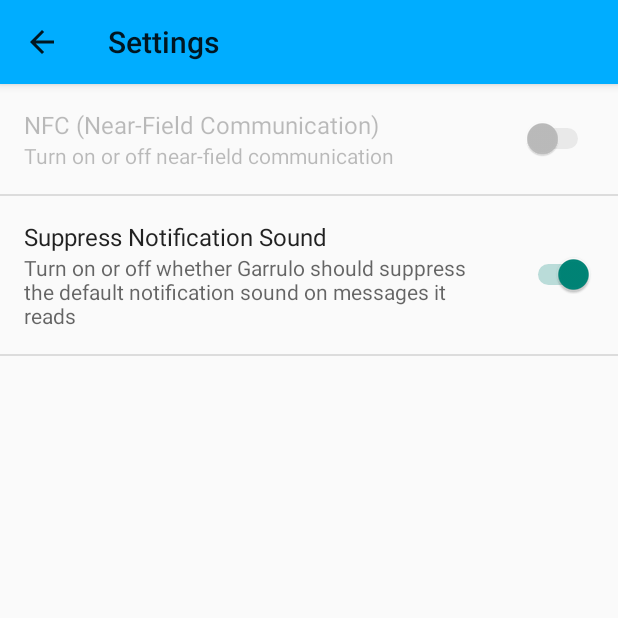
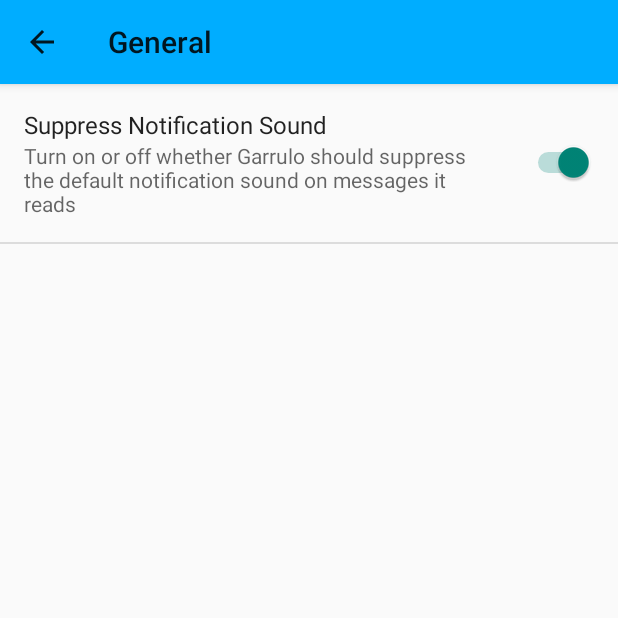
Before and after one commit to glasstowerstudios/garrulo, an Android app: the SettingsActivity screen opened directly, with no data from a screen before it, after a tap on "Suppress Notification Sound", on a phone screen of 412 x 824 dp, the top half of it. Run offline under Robolectric (Android 15) with nearby library versions, the phone set to English and light mode, and no system bars; 1 other tap on this screen came first.

Commit message:
(#5): Make SettingsActivity utilize PreferenceFragments for extensibility.

```diff
--- a/Garrulo/src/main/java/com/glasstowerstudios/garrulo/ui/SettingsActivity.java
+++ b/Garrulo/src/main/java/com/glasstowerstudios/garrulo/ui/SettingsActivity.java
@@ -6,8 +6,6 @@ import android.content.DialogInterface;
 import android.content.Intent;
 import android.content.res.Configuration;
 import android.content.res.Resources;
-import android.nfc.NfcAdapter;
-import android.nfc.NfcManager;
 import android.os.Build;
 import android.os.Bundle;
 import android.preference.Preference;
@@ -15,16 +13,18 @@ import android.preference.PreferenceActivity;
 import android.preference.PreferenceFragment;
 import android.preference.SwitchPreference;
 import android.provider.Settings;
-import android.support.v4.app.NavUtils;
-import android.util.AttributeSet;
 import android.util.Log;
+import android.view.LayoutInflater;
 import android.view.MenuItem;
 import android.view.View;
+import android.view.ViewGroup;
 import android.widget.Toast;
 
 import com.glasstowerstudios.garrulo.R;
 import com.glasstowerstudios.garrulo.app.GarruloApplication;
 import com.glasstowerstudios.garrulo.pref.GarruloPreferences;
+
+import java.util.List;
 
 /**
  * A {@link PreferenceActivity} that presents a set of application settings. On
@@ -40,70 +40,6 @@ import com.glasstowerstudios.garrulo.pref.GarruloPreferences;
 public class SettingsActivity extends PreferenceActivity {
     private static final String LOGTAG = SettingsActivity.class.getSimpleName();
 
-    // We store a reference to the NFC preference so we can switch it off again if the user doesn't
-    // enable NFC.
-    private SwitchPreference mNFCPreference;
-
-    private Preference.OnPreferenceChangeListener mCheckSystemSettingsListener =
-            new Preference.OnPreferenceChangeListener() {
-
-                @Override
-                public boolean onPreferenceChange(Preference aPref, Object aNewValue) {
-                    String key = aPref.getKey();
-                    if (key.equals(getResources().getString(R.string.pref_key_nfc_onoff))) {
-                        Boolean value = (Boolean) aNewValue;
-
-                        // If we're enabling NFC, then let's check to make sure it can be enabled.
-                        if (value.booleanValue()) {
-                            SwitchPreference switchPref = (SwitchPreference) aPref;
-                            if (switchPref.getKey().equals(GarruloApplication.getInstance().getResources().getString(R.string.pref_key_nfc_onoff))) {
-                                if (switchPref.isEnabled()) {
-                                    // Verify NFC is enabled in the System Settings
-                                    Context appContext = GarruloApplication.getInstance();
-                                    Resources appResources = appContext.getResources();
-                                    if (!isNFCEnabled()) {
-                                        // NFC is available but not enabled on this device.
-                                        DialogInterface.OnClickListener listener = new DialogInterface.OnClickListener() {
-                                            @Override
-                                            public void onClick(DialogInterface aDialog, int aWhich) {
-                                                if (aWhich == DialogInterface.BUTTON_NEGATIVE) {
-                                                    mNFCPreference.setChecked(false);
-                                                } else {
-                                                    Intent settingsIntent = new Intent(Settings.ACTION_NFC_SETTINGS);
-                                                    SettingsActivity.this.startActivity(settingsIntent);
-                                                }
-
-                                                aDialog.dismiss();
-                                            }
-                                        };
-
-                                        AlertDialog.Builder dialogBuilder = new AlertDialog.Builder(SettingsActivity.this);
-                                        dialogBuilder.setTitle(appResources.getString(R.string.pref_nfc_settings_alert_title));
-                                        dialogBuilder.setMessage(appResources.getString(R.string.pref_nfc_settings_alert_message));
-                                        dialogBuilder.setNegativeButton(R.string.pref_nfc_settings_negative, listener);
-                                        dialogBuilder.setPositiveButton(R.string.pref_nfc_settings_positive, listener);
-                                        AlertDialog dialog = dialogBuilder.create();
-                                        dialog.show();
-                                    }
-                                }
-                            }
-                        }
-                    } else if (key.equals(getResources().getString(R.string.pref_key_suppress_notification_sound))) {
-                        SwitchPreference suppressPref = (SwitchPreference) aPref;
-                        GarruloPreferences allPrefs = GarruloPreferences.getPreferences();
-                        if (suppressPref.isChecked() != allPrefs.isSuppressDefaultNotificationSound()) {
-                            GarruloApplication app = GarruloApplication.getInstance();
-                            if (suppressPref.isChecked()) {
-                                app.suppressNotifications();
-                            } else {
-                                app.unsuppressNotifications();
-                            }
-                        }
-                    }
-
-                    return true;
-                }
-            };
     /**
      * Determines whether to always show the simplified settings UI, where
      * settings are presented in a single list. When false, settings are shown
@@ -120,29 +56,16 @@ public class SettingsActivity extends PreferenceActivity {
     @Override
     protected void onResume() {
         super.onResume();
-
-        // Check if NFC is enabled
-        if (!isNFCEnabled() && mNFCPreference.isChecked()) {
-            mNFCPreference.setChecked(false);
-        }
     }
 
     @Override
     public boolean onOptionsItemSelected(MenuItem item) {
         int id = item.getItemId();
         if (id == android.R.id.home) {
-            // This ID represents the Home or Up button. In the case of this
-            // activity, the Up button is shown. Use NavUtils to allow users
-            // to navigate up one level in the application structure. For
-            // more details, see the Navigation pattern on Android Design:
-            //
-            // http://developer.android.com/design/patterns/navigation.html#up-vs-back
-            //
-            // TODO: If Settings has multiple levels, Up should navigate up
-            // that hierarchy.
-            NavUtils.navigateUpFromSameTask(this);
+            onBackPressed();
             return true;
         }
+
         return super.onOptionsItemSelected(item);
     }
 
@@ -157,9 +80,11 @@ public class SettingsActivity extends PreferenceActivity {
      * Shows the simplified settings UI if the device configuration if the
      * device configuration dictates that a simplified, single-pane UI should be
      * shown.
+     *
+     * TODO: If we ever decide to support API <= 11, we will need to do something like this.
      */
     private void setupSimplePreferencesScreen() {
-        if (!isSimplePreferences(this)) {
+        if (!isSimplePreferences()) {
             return;
         }
 
@@ -168,15 +93,7 @@ public class SettingsActivity extends PreferenceActivity {
 
         // Add 'general' preferences.
         addPreferencesFromResource(R.xml.pref_general);
-
-        mNFCPreference = (SwitchPreference)findPreference(getResources().getString(R.string.pref_key_nfc_onoff));
-        mNFCPreference.setOnPreferenceChangeListener(mCheckSystemSettingsListener);
-        if (!isNFCAvailable()) {
-            mNFCPreference.setEnabled(false);
-            // NFC is not available on this device.
-            Log.e(LOGTAG, "Unable to enable NFC adapter - hardware unavailable");
-            Toast.makeText(this, getResources().getString(R.string.pref_nfc_not_available), Toast.LENGTH_LONG).show();
-        }
+        addPreferencesFromResource(R.xml.pref_communication);
     }
 
     /**
@@ -184,7 +101,18 @@ public class SettingsActivity extends PreferenceActivity {
      */
     @Override
     public boolean onIsMultiPane() {
-        return isXLargeTablet(this) && !isSimplePreferences(this);
+        return isXLargeTablet(this) && !isSimplePreferences();
+    }
+
+    @Override
+    public void onBuildHeaders(List<Header> target) {
+        loadHeadersFromResource(R.xml.pref_headers, target);
+    }
+
+    @Override
+    public boolean isValidFragment(String aFragmentName) {
+        return GeneralPreferenceFragment.class.getName().equals(aFragmentName)
+               || CommunicationPreferenceFragment.class.getName().equals(aFragmentName);
     }
 
     /**
@@ -199,43 +127,12 @@ public class SettingsActivity extends PreferenceActivity {
     /**
      * Determines whether the simplified settings UI should be shown. This is
      * true if this is forced via {@link #ALWAYS_SIMPLE_PREFS}, or the device
-     * doesn't have newer APIs like {@link PreferenceFragment}, or the device
-     * doesn't have an extra-large screen. In these cases, a single-pane
+     * doesn't have newer APIs like {@link PreferenceFragment}. In these cases, a single-pane
      * "simplified" settings UI should be shown.
      */
-    private static boolean isSimplePreferences(Context context) {
+    private static boolean isSimplePreferences() {
         return ALWAYS_SIMPLE_PREFS
-                || Build.VERSION.SDK_INT < Build.VERSION_CODES.HONEYCOMB
-                || !isXLargeTablet(context);
-    }
-
-    /**
-     * Determines if this device supports near-field communication, and if so, if near-field
-     * communication is enabled.
-     *
-     * @return true, if this device supports NFC and NFC is enabled; false, otherwise.
-     */
-    private boolean isNFCEnabled() {
-        if (!isNFCAvailable()) {
-            return false;
-        }
-
-        Context appContext = GarruloApplication.getInstance();
-        final NfcManager manager = (NfcManager) appContext.getSystemService(Context.NFC_SERVICE);
-        NfcAdapter adapter = manager.getDefaultAdapter();
-        return adapter.isEnabled();
-    }
-
-    /**
-     * Determines if the hardware on this device allows for near-field communication.
-     *
-     * @return true, if this device supports NFC; false, otherwise.
-     */
-    private boolean isNFCAvailable() {
-        Context appContext = GarruloApplication.getInstance();
-        final NfcManager manager = (NfcManager) appContext.getSystemService(Context.NFC_SERVICE);
-        NfcAdapter adapter = manager.getDefaultAdapter();
-        return !(adapter == null);
+                || Build.VERSION.SDK_INT < Build.VERSION_CODES.HONEYCOMB;
     }
 
     /**
@@ -243,10 +140,119 @@ public class SettingsActivity extends PreferenceActivity {
      * activity is showing a two-pane settings UI.
      */
     public static class GeneralPreferenceFragment extends PreferenceFragment {
+        private Preference.OnPreferenceChangeListener mCheckGeneralPrefListener  = new Preference.OnPreferenceChangeListener() {
+            @Override
+            public boolean onPreferenceChange(Preference aPref, Object aNewValue) {
+                String key = aPref.getKey();
+                if (key.equals(getResources().getString(R.string.pref_key_suppress_notification_sound))) {
+                    GarruloApplication app = GarruloApplication.getInstance();
+                    Boolean boolValue = (Boolean)aNewValue;
+                    if (boolValue.booleanValue()) {
+                        app.suppressNotifications();
+                    } else {
+                        app.unsuppressNotifications();
+                    }
+                }
+
+                return true;
+            }
+        };
+
         @Override
         public void onCreate(Bundle savedInstanceState) {
             super.onCreate(savedInstanceState);
             addPreferencesFromResource(R.xml.pref_general);
+            Preference notificationPref = findPreference(getResources().getString(R.string.pref_key_suppress_notification_sound));
+            notificationPref.setOnPreferenceChangeListener(mCheckGeneralPrefListener);
         }
     }
+
+    /**
+     * This fragment shows communication preferences only. It is used when the
+     * activity is showing a two-pane settings UI.
+     */
+    public static class CommunicationPreferenceFragment extends PreferenceFragment {
+        private SwitchPreference mNFCPreference;
+
+        private Preference.OnPreferenceChangeListener mCheckNfcPrefsListener = new Preference.OnPreferenceChangeListener() {
+            @Override
+            public boolean onPreferenceChange(Preference aPref, Object aNewValue) {
+                String key = aPref.getKey();
+                if (key.equals(getResources().getString(R.string.pref_key_nfc_onoff))) {
+                    Boolean value = (Boolean) aNewValue;
+
+                    // If we're enabling NFC, then let's check to make sure it can be enabled.
+                    if (value.booleanValue()) {
+                        SwitchPreference switchPref = (SwitchPreference) aPref;
+                        if (switchPref.getKey().equals(GarruloApplication.getInstance().getResources().getString(R.string.pref_key_nfc_onoff))) {
+                            if (switchPref.isEnabled()) {
+                                // Verify NFC is enabled in the System Settings
+                                Context appContext = GarruloApplication.getInstance();
+                                Resources appResources = appContext.getResources();
+                                if (!GarruloApplication.getInstance().isNFCEnabled()) {
+                                    // NFC is available but not enabled on this device.
+                                    DialogInterface.OnClickListener listener = new DialogInterface.OnClickListener() {
+                                        @Override
+                                        public void onClick(DialogInterface aDialog, int aWhich) {
+                                            if (aWhich == DialogInterface.BUTTON_NEGATIVE) {
+                                                mNFCPreference.setChecked(false);
+                                            } else {
+                                                Intent settingsIntent = new Intent(Settings.ACTION_NFC_SETTINGS);
+                                                getActivity().startActivity(settingsIntent);
+                                            }
+
+                                            aDialog.dismiss();
+                                        }
+                                    };
+
+                                    AlertDialog.Builder dialogBuilder = new AlertDialog.Builder(getActivity());
+                                    dialogBuilder.setTitle(appResources.getString(R.string.pref_nfc_settings_alert_title));
+                                    dialogBuilder.setMessage(appResources.getString(R.string.pref_nfc_settings_alert_message));
+                                    dialogBuilder.setNegativeButton(R.string.pref_nfc_settings_negative, listener);
+                                    dialogBuilder.setPositiveButton(R.string.pref_nfc_settings_positive, listener);
+                                    AlertDialog dialog = dialogBuilder.create();
+                                    dialog.show();
+                                }
+                            }
+                        }
+                    }
+                }
+
+                return true;
+            }
+        };
+
+        @Override
+        public void onCreate(Bundle savedInstanceState) {
+            super.onCreate(savedInstanceState);
+            addPreferencesFromResource(R.xml.pref_communication);
+        }
+
+        @Override
+        public void onResume() {
+            super.onResume();
+
+            // Check if NFC is enabled
+            if (!GarruloApplication.getInstance().isNFCEnabled() && mNFCPreference.isChecked()) {
+                mNFCPreference.setChecked(false);
+            }
+        }
+
+        @Override
+        public View onCreateView(LayoutInflater aInflater,
+                                 ViewGroup aContainer,
+                                 Bundle aSavedInstanceState) {
+            View view = super.onCreateView(aInflater, aContainer, aSavedInstanceState);
+            mNFCPreference = (SwitchPreference)findPreference(getResources().getString(R.string.pref_key_nfc_onoff));
+            mNFCPreference.setOnPreferenceChangeListener(mCheckNfcPrefsListener);
+            if (!GarruloApplication.isNFCAvailable()) {
+                mNFCPreference.setEnabled(false);
+                // NFC is not available on this device.
+                Log.e(LOGTAG, "Unable to enable NFC adapter - hardware unavailable");
+                Toast.makeText(getActivity(), getResources().getString(R.string.pref_nfc_not_available), Toast.LENGTH_LONG).show();
+            }
+            return view;
+        }
+
+    }
 }
--- a/Garrulo/src/main/res/values/strings.xml
+++ b/Garrulo/src/main/res/values/strings.xml
@@ -18,6 +18,7 @@
     <!-- Settings Strings -->
     <string name="title_activity_settings">Settings</string>
     <string name="pref_header_general">General</string>
+    <string name="pref_header_communication">Communication</string>
     <string name="pref_key_nfc_onoff">garrulo.nfcenabled</string>
     <string name="pref_title_nfc_onoff">NFC (Near-Field Communication)</string>
     <string name="pref_summary_nfc_onoff">Turn on or off near-field communication</string>
@@ -29,4 +30,6 @@
     <string name="pref_key_suppress_notification_sound">garrulo.notifications.sounds.suppress</string>
     <string name="pref_title_suppress_notification_sound">Suppress Notification Sound</string>
     <string name="pref_summary_suppress_notification_sound">Turn on or off whether Garrulo should suppress the default notification sound on messages it reads</string>
+    <string name="pref_header_general_summary">General preferences related Garrulo</string>
+    <string name="pref_header_communication_summary">Preferences related to how Garrulo communicates with the outside world</string>
 </resources>
--- /dev/null
+++ b/Garrulo/src/main/res/xml/pref_communication.xml
@@ -0,0 +1,8 @@
+<PreferenceScreen
+    xmlns:android="http://schemas.android.com/apk/res/android">
+    <SwitchPreference
+    android:key="@string/pref_key_nfc_onoff"
+    android:title="@string/pref_title_nfc_onoff"
+    android:summary="@string/pref_summary_nfc_onoff"
+    android:defaultValue="false" />
+</PreferenceScreen>
--- a/Garrulo/src/main/res/xml/pref_general.xml
+++ b/Garrulo/src/main/res/xml/pref_general.xml
@@ -1,43 +1,7 @@
-<PreferenceScreen
-    xmlns:android="http://schemas.android.com/apk/res/android">
-    <SwitchPreference
-        android:key="@string/pref_key_nfc_onoff"
-        android:title="@string/pref_title_nfc_onoff"
-        android:summary="@string/pref_summary_nfc_onoff"
-        android:defaultValue="false" />
+<PreferenceScreen xmlns:android="http://schemas.android.com/apk/res/android">
     <SwitchPreference
         android:key="@string/pref_key_suppress_notification_sound"
         android:title="@string/pref_title_suppress_notification_sound"
         android:summary="@string/pref_summary_suppress_notification_sound"
         android:defaultValue="false" />
-    <!--<CheckBoxPreference-->
-        <!--android:key="example_checkbox"-->
-        <!--android:title="@string/pref_title_social_recommendations"-->
-        <!--android:summary="@string/pref_description_social_recommendations"-->
-        <!--android:defaultValue="true" />-->
-
-    <!-- NOTE: EditTextPreference accepts EditText attributes. -->
-    <!-- NOTE: EditTextPreference's summary should be set to its value by the activity code. -->
-    <!--<EditTextPreference-->
-        <!--android:key="example_text"-->
-        <!--android:title="@string/pref_title_display_name"-->
-        <!--android:defaultValue="@string/pref_default_display_name"-->
-        <!--android:selectAllOnFocus="true"-->
-        <!--android:inputType="textCapWords"-->
-        <!--android:capitalize="words"-->
-        <!--android:singleLine="true"-->
-        <!--android:maxLines="1" />-->
-
-    <!-- NOTE: Hide buttons to simplify the UI. Users can touch outside the dialog to
-         dismiss it. -->
-    <!-- NOTE: ListPreference's summary should be set to its value by the activity code. -->
-    <!--<ListPreference-->
-        <!--android:key="example_list"-->
-        <!--android:title="@string/pref_title_add_friends_to_messages"-->
-        <!--android:defaultValue="-1"-->
-        <!--android:entries="@array/pref_example_list_titles"-->
-        <!--android:entryValues="@array/pref_example_list_values"-->
-        <!--android:negativeButtonText="@null"-->
-        <!--android:positiveButtonText="@null" />-->
-
 </PreferenceScreen>
--- a/Garrulo/src/main/res/xml/pref_headers.xml
+++ b/Garrulo/src/main/res/xml/pref_headers.xml
@@ -1,8 +1,13 @@
-<preference-headers
-    xmlns:android="http://schemas.android.com/apk/res/android">
+<?xml version="1.0" encoding="utf-8"?>
+<preference-headers xmlns:android="http://schemas.android.com/apk/res/android" >
 
     <header
         android:fragment="com.glasstowerstudios.garrulo.ui.SettingsActivity$GeneralPreferenceFragment"
-        android:title="@string/pref_header_general" />
+        android:title="@string/pref_header_general"
+        android:summary="@string/pref_header_general_summary"/>
+    <header
+        android:fragment="com.glasstowerstudios.garrulo.ui.SettingsActivity$CommunicationPreferenceFragment"
+        android:title="@string/pref_header_communication"
+        android:summary="@string/pref_header_communication_summary"/>
 
 </preference-headers>
```
Also changed, not shown: Garrulo/src/main/java/com/glasstowerstudios/garrulo/app/GarruloApplication.java (+30 -0 lines).
